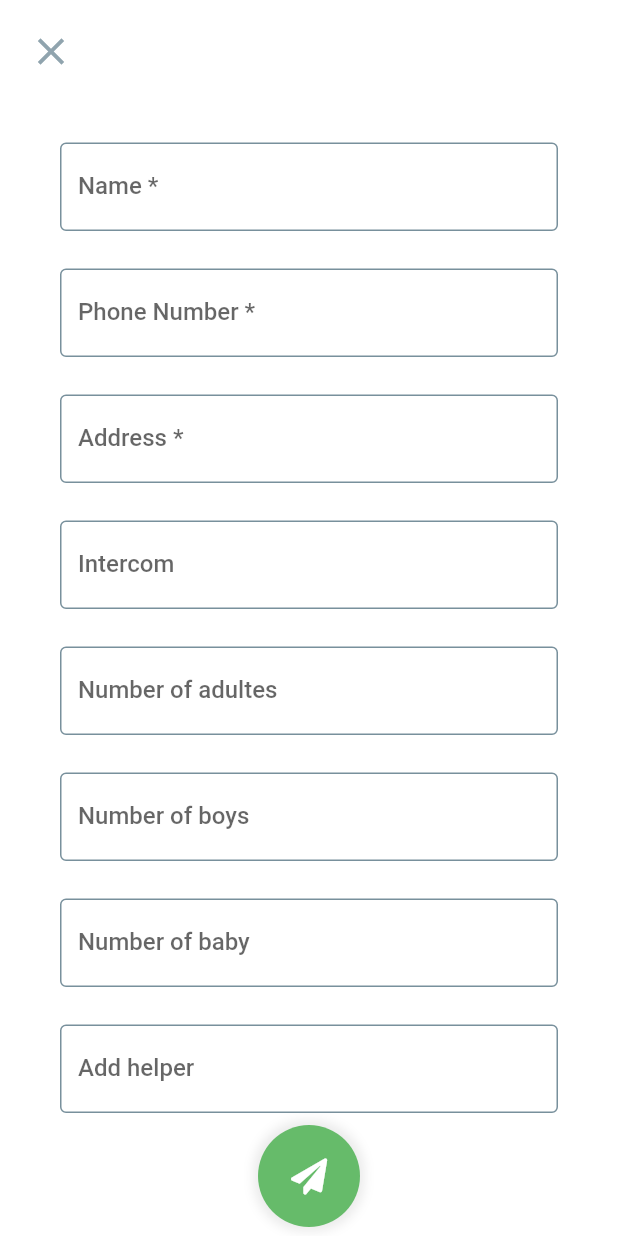
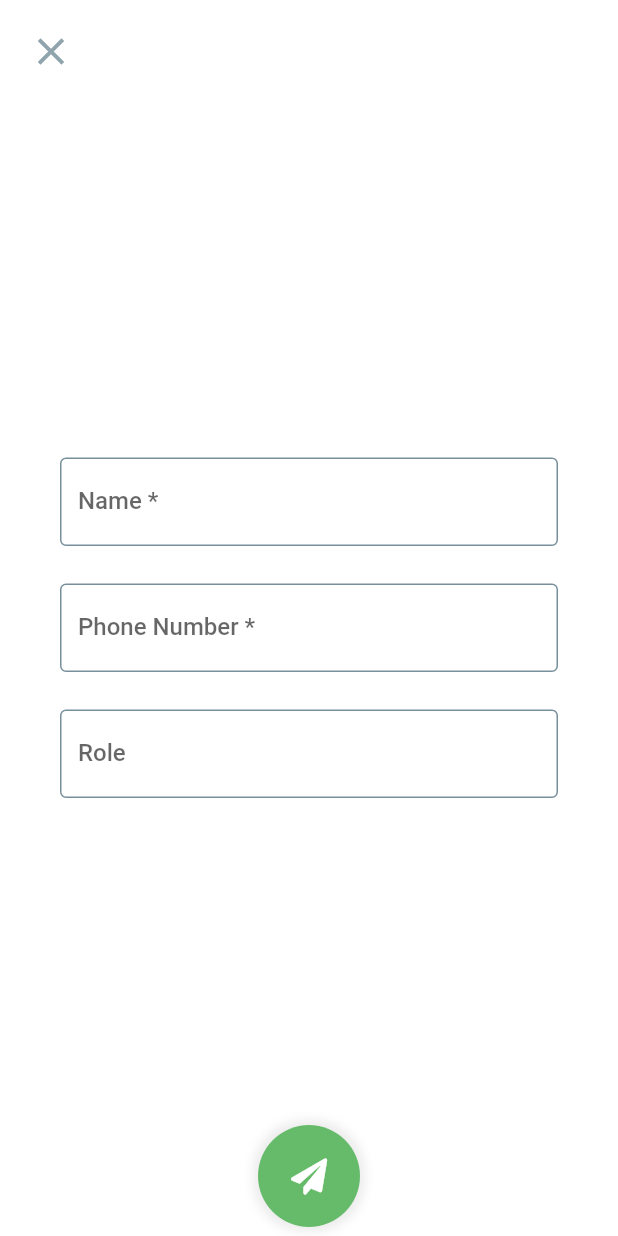
Before and after one commit to setieLouis/spesa_sospesa, a Flutter app: the AddFamilyView screen opened directly with empty values, on a phone screen of 412 x 824 dp. Run offline on Flutter 3.47's test engine with Material 2 defaults, Android fonts, the phone set to English and light mode, and no system bars; our stand-ins replace file_picker, flutter_svg, font_awesome_flutter; missing offline and left inert: excel, maps_launcher; project files that could hold a hidden picture were left out.

Commit message:
add base for add and delete helper

```diff
--- a/lib/AddFamilyView.dart
+++ b/lib/AddFamilyView.dart
@@ -6,18 +6,17 @@ import 'package:spesa_sospesa/Helper.dart';
 import 'package:spesa_sospesa/add_helper.dart';
 import 'package:spesa_sospesa/family.dart';
 import 'package:spesa_sospesa/http_caller.dart';
-import 'package:spesa_sospesa/shoping_bucket.dart';
 
 import 'app_session.dart';
 import 'custom_btn.dart';
 
 class AddFamilyView extends StatefulWidget {
 
-  final FamilyMap familyMap;
+  final HelperMap helperMap;
   final Function afterSave;
   final String title;
 
-  AddFamilyView({this.familyMap, this.afterSave, @required this.title});
+  AddFamilyView({this.helperMap, this.afterSave, @required this.title});
 
   @override
   _AddFamilyViewState createState() => _AddFamilyViewState();
@@ -44,36 +43,32 @@ class _AddFamilyViewState extends State<AddFamilyView> {
   Map<String, dynamic> map = Map();
 
   TextEditingController nameController = TextEditingController();
-  TextEditingController addressController = TextEditingController();
+
   TextEditingController phoneController = TextEditingController();
   TextEditingController intercomController = TextEditingController();
-  TextEditingController adultesController = TextEditingController();
+  TextEditingController roleController = TextEditingController();
   TextEditingController boysController = TextEditingController();
   TextEditingController babyController = TextEditingController();
   TextEditingController helperController = TextEditingController();
   String selected;
 
-
   HttpCaller _httpCaller = HttpCaller();
   List<HelperMap> helperMap;
-
 
   @override
   void initState() {
     // TODO: implement initState
     super.initState();
 
-    if(widget.familyMap != null  && widget.familyMap.family != null){
+    if (widget.helperMap != null && widget.helperMap.helper != null) {
+      Helper helper = widget.helperMap.helper;
+      nameController.text = helper.name;
+      phoneController.text = helper.phone;
+      print("=================================== ${helper
+          .role}========================================");
+      roleController.text = helper.role;
 
-      Family  family = widget.familyMap.family;
-      nameController.text = family.name;
-      addressController.text = family.address;
-      phoneController.text = family.phone;
-      intercomController.text = family.intercom;
-      adultesController.text = family.adults.toString();
-      boysController.text = family.boys.toString();
-      helperController.text = family.helperName;
-      selected = widget.familyMap.familyId;
+      selected = widget.helperMap.key;
     }
   }
 
@@ -137,7 +132,8 @@ class _AddFamilyViewState extends State<AddFamilyView> {
                             controller: nameController,
                             label: 'Name *',
                             validator: (value) => stringValidator(value),
-                            onSave: (value) => map[NAME] = value),
+                            onSave: (value) => map[NAME] = value
+                        ),
                         SizedBox(
                           height: 25,
                         ),
@@ -150,57 +146,12 @@ class _AddFamilyViewState extends State<AddFamilyView> {
                           height: 25,
                         ),
                         CustomTextInput(
-                            controller: addressController,
-                            label: 'Address *',
-                            validator: (value) => stringValidator(value),
-                            onSave: (value) => map[ADDRESS] = value),
-                        SizedBox(
-                          height: 25,
-                        ),
-                        CustomTextInput(
-                            controller: intercomController,
-                            label: 'Intercom',
-                            validator: (value) => null,
-                            onSave: (value) => map[INTERCOM] = value),
-                        SizedBox(
-                          height: 25,
-                        ),
-                        CustomTextInput(
-                          controller: adultesController,
-                          label: 'Number of adultes',
-                          validator: (value) => numberValidator(value),
-                          onSave: (value) => onSave(value, ADULTS, 1),
-                        ),
-                        SizedBox(
-                          height: 25,
-                        ),
-                        CustomTextInput(
-                          controller: boysController,
-                          label: 'Number of boys',
-                          validator: (value) => numberValidator(value),
-                          onSave: (value) => onSave(value, BOYS, 0),
-                        ),
-                        SizedBox(
-                          height: 25,
-                        ),
-                        CustomTextInput(
-                          controller: babyController,
-                          label: 'Number of baby',
-                          validator: (value) => numberValidator(value),
-                          onSave: (value) => onSave(value, BABY, 0),
-                        ),
-                        SizedBox(
-                          height: 25,
-                        ),
-
-                        CustomTextInput(
-                          controller: helperController,
+                          controller: roleController,
                           readOnly: true,
-                          label: 'Add helper',
-                          onTap:  helper ,
-                            onSave: (value){
-                              map[HELPER] = this.selected;
-                              map[HELPER_NAME] = value;
+                          label: 'Role',
+                          onTap: helper,
+                          onSave: (value) {
+                            map["role"] = value;
                           },
                           validator: (value) => null,
                         ),
@@ -221,20 +172,20 @@ class _AddFamilyViewState extends State<AddFamilyView> {
                   iconColor: Colors.white,
                   onPress: () async {
                     if (formakey.currentState.validate()) {
-                      map[CITY] = "CESANO BOSCONE";
-                      map[STATE] = PACKAGING;
                       formakey.currentState.save();
 
-                       await _httpCaller.updateFamily(
-                          map, widget.familyMap != null
-                          ? widget.familyMap.familyId
+                      await _httpCaller.updateHelper(
+                          map, widget.helperMap != null
+                          ? widget.helperMap.key
                           : null
                       );
+
+                      if (widget.afterSave != null) {
+                        widget.afterSave();
+                      }
                     }
 
-                    if(widget.afterSave != null){
-                      widget.afterSave();
-                    }
+
                   }),
             )
           ],
@@ -245,20 +196,25 @@ class _AddFamilyViewState extends State<AddFamilyView> {
 
 
   void helper() async{
+    if (helperMap == null) {
+      helperMap = await _httpCaller.allHelper();
+    }
 
-    if(helperMap == null){
-      helperMap =  await _httpCaller.allHelper();
-    }
+    List<String> helperName = ["Admin", "helper"];
+    /**for(HelperMap helper in helperMap){
+        helperName.add(helper.helper.name);
+        }**/
+
 
     Navigator.push(
       context,
       MaterialPageRoute(
-        builder: (context) => AddHelper(
-          helperMap,
-              (HelperMap select) {
+        builder: (context) =>
+            OptionView(
+              helperName,
+                  (int index) {
                 setState(() {
-              selected = select.key;
-              helperController.text =  select.helper.name;
+                  roleController.text = helperName[index];
                 });
                 Navigator.pop(context);
               },
@@ -308,11 +264,10 @@ class _AddFamilyViewState extends State<AddFamilyView> {
   }
 
   Widget getDelete() {
-
-    if(widget.familyMap != null){
+    if (widget.helperMap != null) {
       return IconButton(
-          onPressed: ()  async{
-            await _httpCaller.delete(widget.familyMap.familyId);
+          onPressed: () async {
+            await _httpCaller.deleteHelper(widget.helperMap.key);
             widget.afterSave();
           },
           icon: FaIcon(Icons.delete,
--- a/lib/Helper.dart
+++ b/lib/Helper.dart
@@ -19,11 +19,7 @@ class Helper{
   String phone;
   String role;
 
-  Helper({
-    @required this.name,
-    @required this.phone,
-    @required this.role}
-  );
+  Helper({@required this.name, @required this.phone, @required this.role});
 
   static Helper createHelper(Map<String, dynamic> map){
     return Helper(
```
Also changed, not shown: lib/helper_view.dart (renamed from lib/FamilyView.dart, +17 -13 lines), lib/http_caller.dart (+9 -4 lines), lib/main.dart (+3 -19 lines). Lines whose indentation alone changed are shown as unchanged.
